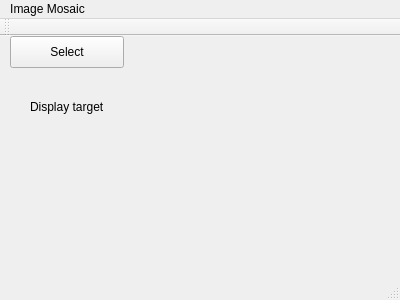
Above: mainwindow.ui from AnnnnW/ImageMosaicGUI before the change. Below: the same form after it.
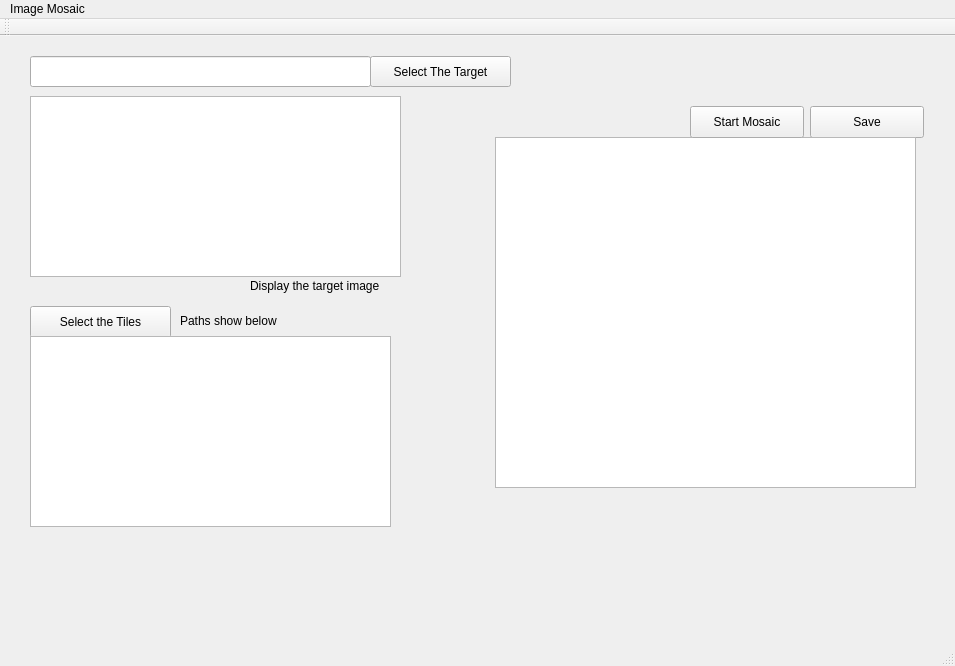
That is the form after the change.

Commit message:
Adapt the TileAnalyser to fit into the GUI.
Added path displayer after selecting images.

Added a save button in ui without reaction setting.

Also changed the display of target image using graphicsview instead of
label

```diff
--- a/mainwindow.ui
+++ b/mainwindow.ui
@@ -6,8 +6,8 @@
    <rect>
     <x>0</x>
     <y>0</y>
-    <width>400</width>
-    <height>300</height>
+    <width>955</width>
+    <height>666</height>
    </rect>
   </property>
   <property name="windowTitle">
@@ -20,27 +20,134 @@
    <widget class="QPushButton" name="targetSelection">
     <property name="geometry">
      <rect>
-      <x>10</x>
-      <y>0</y>
+      <x>370</x>
+      <y>20</y>
+      <width>141</width>
+      <height>31</height>
+     </rect>
+    </property>
+    <property name="text">
+     <string>Select The Target</string>
+    </property>
+   </widget>
+   <widget class="QPushButton" name="tilesSelection">
+    <property name="geometry">
+     <rect>
+      <x>30</x>
+      <y>270</y>
+      <width>141</width>
+      <height>32</height>
+     </rect>
+    </property>
+    <property name="text">
+     <string>Select the Tiles</string>
+    </property>
+   </widget>
+   <widget class="QLineEdit" name="targetPath">
+    <property name="geometry">
+     <rect>
+      <x>30</x>
+      <y>20</y>
+      <width>341</width>
+      <height>31</height>
+     </rect>
+    </property>
+    <property name="cursor">
+     <cursorShape>ArrowCursor</cursorShape>
+    </property>
+    <property name="focusPolicy">
+     <enum>Qt::NoFocus</enum>
+    </property>
+   </widget>
+   <widget class="QTextEdit" name="tilePaths">
+    <property name="geometry">
+     <rect>
+      <x>30</x>
+      <y>300</y>
+      <width>361</width>
+      <height>191</height>
+     </rect>
+    </property>
+    <property name="focusPolicy">
+     <enum>Qt::NoFocus</enum>
+    </property>
+   </widget>
+   <widget class="QLabel" name="label">
+    <property name="geometry">
+     <rect>
+      <x>180</x>
+      <y>269</y>
+      <width>191</width>
+      <height>31</height>
+     </rect>
+    </property>
+    <property name="text">
+     <string>Paths show below</string>
+    </property>
+   </widget>
+   <widget class="QPushButton" name="saveButton">
+    <property name="geometry">
+     <rect>
+      <x>810</x>
+      <y>70</y>
       <width>114</width>
       <height>32</height>
      </rect>
     </property>
     <property name="text">
-     <string>Select</string>
+     <string>Save</string>
     </property>
    </widget>
-   <widget class="QLabel" name="displayTarget">
+   <widget class="QGraphicsView" name="displayTarget">
     <property name="geometry">
      <rect>
       <x>30</x>
-      <y>40</y>
+      <y>60</y>
+      <width>371</width>
+      <height>181</height>
+     </rect>
+    </property>
+    <property name="dragMode">
+     <enum>QGraphicsView::ScrollHandDrag</enum>
+    </property>
+    <property name="resizeAnchor">
+     <enum>QGraphicsView::AnchorViewCenter</enum>
+    </property>
+   </widget>
+   <widget class="QGraphicsView" name="displayResult">
+    <property name="geometry">
+     <rect>
+      <x>495</x>
+      <y>101</y>
+      <width>421</width>
+      <height>351</height>
+     </rect>
+    </property>
+   </widget>
+   <widget class="QLabel" name="label_2">
+    <property name="geometry">
+     <rect>
+      <x>250</x>
+      <y>240</y>
       <width>151</width>
-      <height>61</height>
+      <height>20</height>
      </rect>
     </property>
     <property name="text">
-     <string>Display target</string>
+     <string>Display the target image</string>
+    </property>
+   </widget>
+   <widget class="QPushButton" name="pushButton">
+    <property name="geometry">
+     <rect>
+      <x>690</x>
+      <y>70</y>
+      <width>114</width>
+      <height>32</height>
+     </rect>
+    </property>
+    <property name="text">
+     <string>Start Mosaic</string>
     </property>
    </widget>
   </widget>
@@ -49,7 +156,7 @@
     <rect>
      <x>0</x>
      <y>0</y>
-     <width>400</width>
+     <width>955</width>
      <height>22</height>
     </rect>
    </property>
```
The commit also changes 6 other files.
